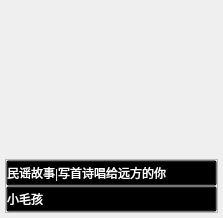
Qt form VideoPlayer/mainwidget/songlistsort/TagsItem.ui (huizhang556/pc-video-player) before a commit.
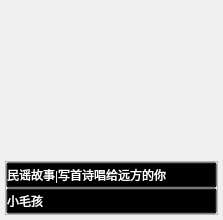
The same form after that commit.

What changed in the file:
```diff
--- a/VideoPlayer/mainwidget/songlistsort/TagsItem.ui
+++ b/VideoPlayer/mainwidget/songlistsort/TagsItem.ui
@@ -32,7 +32,7 @@
    <item>
     <layout class="QVBoxLayout" name="verticalLayout_3" stretch="3,1">
      <property name="spacing">
-      <number>0</number>
+      <number>6</number>
      </property>
      <item>
       <widget class="QLabel" name="label_head">
@@ -45,7 +45,7 @@
        <property name="styleSheet">
         <string notr="true">#label_head
 {
-border-radius: 75px;
+border-radius: 10px;
 }</string>
        </property>
        <property name="text">
```
